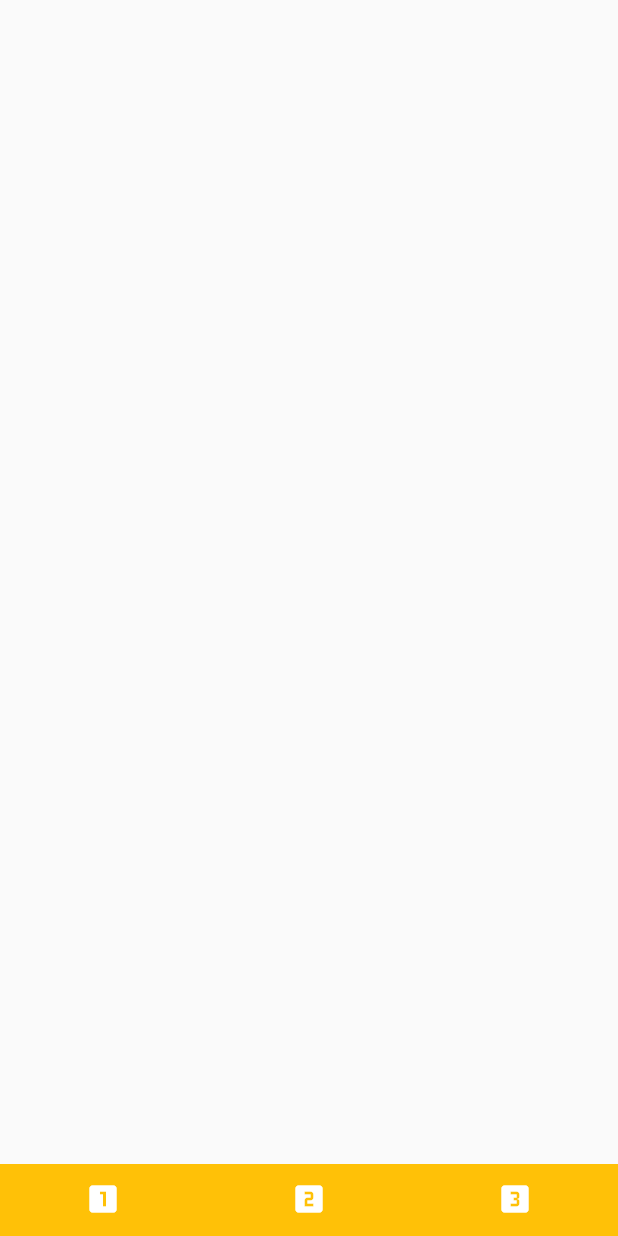
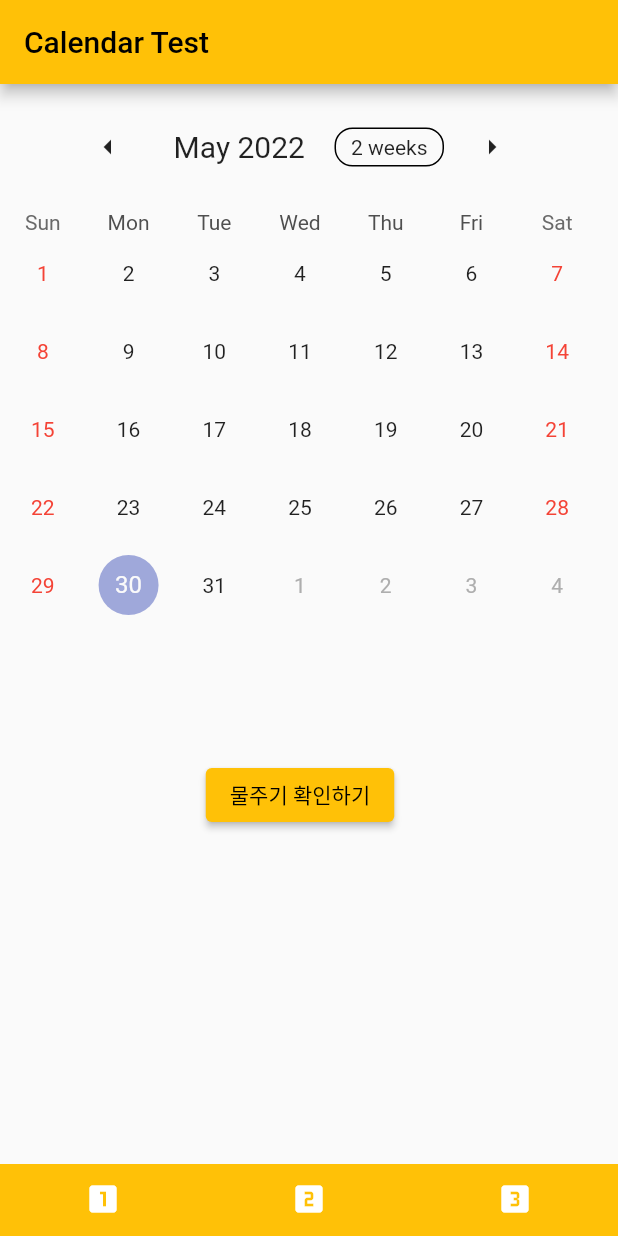
Before and after one commit to leesaereum/Water_drinking, a Flutter app: the screen it shows after launch, item 3 of the bottom bar chosen, on a phone screen of 412 x 824 dp. Run offline on Flutter 3.47's test engine with Material 2 defaults, Android fonts, the phone set to English and light mode, and no system bars; drawn by our look-alikes of table_calendar; our stand-ins replace date_format; network calls fail.

Commit message:
first commit

```diff
--- a/lib/pages/calendar.dart
+++ b/lib/pages/calendar.dart
@@ -1,6 +1,11 @@
+import 'dart:convert';
+
+import 'package:date_format/date_format.dart';
 import 'package:flutter/material.dart';
-import 'package:flutter/src/foundation/key.dart';
-import 'package:flutter/src/widgets/framework.dart';
+import 'package:table_calendar/table_calendar.dart';
+import 'package:water_drinking_app/pages/today.dart';
+import 'package:water_drinking_app/static.dart';
+import 'package:http/http.dart' as http;
 
 class Calendar extends StatefulWidget {
   const Calendar({Key? key}) : super(key: key);
@@ -10,8 +15,160 @@
 }
 
 class _CalendarState extends State<Calendar> {
+  CalendarFormat _calendarFormat = CalendarFormat.month;
+  DateTime _focusedDay = DateTime.now();
+  DateTime? _selectedDay;
+  List data = [];
+  int i=0;
+
+  @override
+  void initState() {
+    super.initState();
+    if(Static.id!=''){
+    readcalendar();
+    }
+  }
+
   @override
   Widget build(BuildContext context) {
-    return Scaffold();
+    return Scaffold(
+      appBar: AppBar(
+        title: const Text("Calendar Test"),
+      ),
+      body: SingleChildScrollView(
+        child: Column(
+          children: [
+            SizedBox(
+              height: 450,
+              width: 400,
+              child: TableCalendar(
+                // locale: 'ko-KR',
+                firstDay: DateTime.utc(2010, 10, 16),
+                lastDay: DateTime.utc(2030, 3, 14),
+                focusedDay: _focusedDay,
+                calendarFormat: _calendarFormat,
+                selectedDayPredicate: (day) {
+                  // Use `selectedDayPredicate` to determine which day is currently selected.
+                  // If this returns true, then `day` will be marked as selected.
+
+                  // Using `isSameDay` is recommended to disregard
+                  // the time-part of compared DateTime objects.
+                  return isSameDay(_selectedDay, day);
+                },
+                onDaySelected: (selectedDay, focusedDay) {
+                  if (!isSameDay(_selectedDay, selectedDay)) {
+                    // Call `setState()` when updating the selected day
+                    setState(() {
+                      _selectedDay = selectedDay;
+                      // print(_selectedDay);
+                      _focusedDay = focusedDay;
+                    });
+                  }
+                },
+                onFormatChanged: (format) {
+                  if (_calendarFormat != format) {
+                    // Call `setState()` when updating calendar format
+                    setState(() {
+                      _calendarFormat = format;
+                    });
+                  }
+                },
+                onPageChanged: (focusedDay) {
+                  // No need to call `setState()` here
+                  _focusedDay = focusedDay;
+                },
+                headerStyle: const HeaderStyle(
+                  headerMargin:
+                      EdgeInsets.only(left: 40, top: 10, right: 40, bottom: 10),
+                  titleCentered: true,
+                  //-- 2weeks / week format
+                  //formatButtonVisible: false,
+                  leftChevronIcon: Icon(Icons.arrow_left),
+                  rightChevronIcon: Icon(Icons.arrow_right),
+                  titleTextStyle: TextStyle(fontSize: 20.0),
+                ),
+                calendarStyle: CalendarStyle(
+                  outsideDaysVisible: true,
+                  weekendTextStyle: const TextStyle().copyWith(color: Colors.red),
+                ),
+                eventLoader: (day){
+                  if(data.isEmpty){
+                    return[];
+                  }else{
+                    if(day.toString().substring(0,10)==data[i]['date']){
+                      print(data[i]['date']);
+                      if(i<data.length-1){
+                      i++;
+                      print(i);
+                      return ['hi'];
+                      }
+                    return ['hi'];
+                    }
+                    print(data);
+                    return [];
+                  }
+                  // if(day.day%2==0){
+                  //   return ['hi'];
+                  // }
+                  // return[];
+                },
+              ),
+            ),
+            ElevatedButton(
+              onPressed: (){
+                if(_selectedDay!=null){
+                Static.date=(_selectedDay.toString()).substring(0,10);
+                Navigator.push(
+                    context,
+                    MaterialPageRoute(
+                      builder: (context) => const Today(),
+                    )).then((value) => resetDate());
+                }else{
+                  dateUnselect();
+                }
+            },
+            child: const Text('물주기 확인하기')
+            ),
+          ],
+        ),
+      ),
+    );
   }
-}
+
+
+    readcalendar() async {
+    var url = Uri.parse(
+        "http://localhost:8080/Flutter/water_drinking/readcalendar.jsp?water_user=${Static.id}");
+    var response = await http.get(url);
+
+    setState(() {
+      var JSON = json.decode(utf8.decode(response.bodyBytes));
+      List result = JSON['result'];
+      data.addAll(result);
+      print(data);
+      print(data[0]['date']);
+    });
+  }
+
+  resetDate() async {
+    var date = formatDate(DateTime.now(), [yyyy, '-', mm, '-', dd]);
+    Static.date = date;
+  }
+
+    dateUnselect() {
+    showDialog(
+        context: context,
+        builder: (BuildContext context) {
+          return AlertDialog(
+            content: const Text('날짜를 선택해 주세요'),
+            actions: [
+              ElevatedButton(
+                  onPressed: () {
+                    Navigator.pop(context);
+                  },
+                  child: const Text('확인'))
+            ],
+          );
+        });
+  }
+} // End
--- a/pubspec.yaml
+++ b/pubspec.yaml
@@ -36,6 +36,7 @@
   cupertino_icons: ^1.0.2
   http: ^0.13.4
   date_format: ^2.0.6
+  table_calendar: ^3.0.6
 
 dev_dependencies:
   flutter_test:
```
Also changed, not shown: lib/pages/update_page.dart (added, +133 -0 lines), pubspec.lock, 1 other file.
